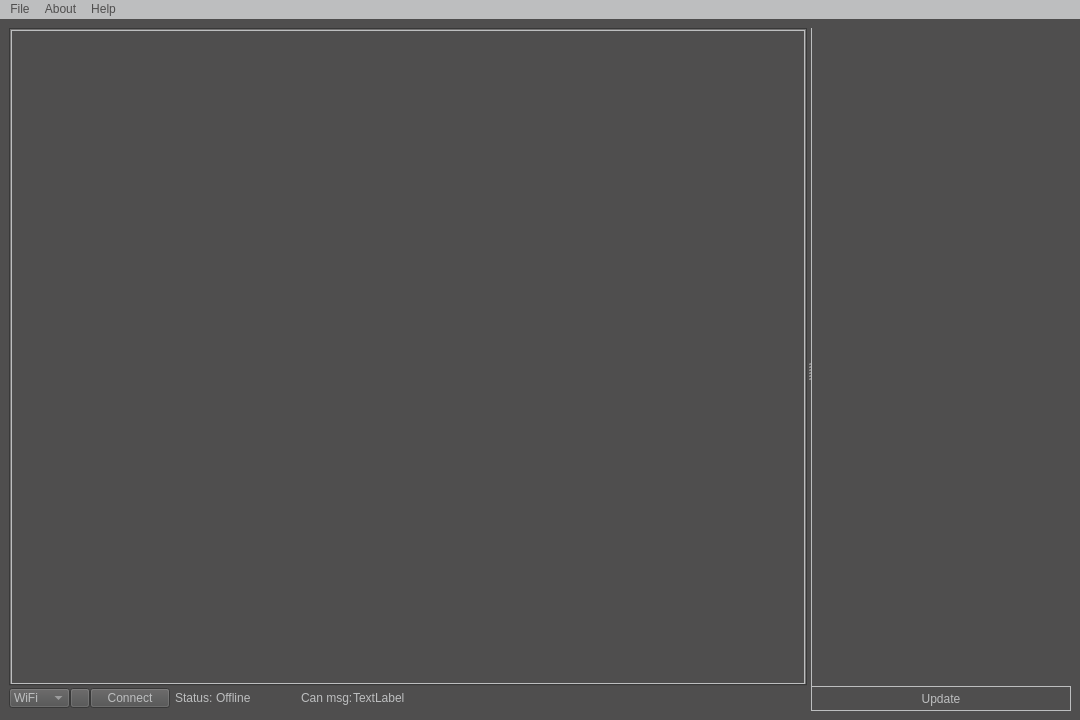
Before: the Qt Designer form CanReader/GUI/MainWindow.ui in GKPr0/Formula-Student-Telemetry, drawn with Qt 5.
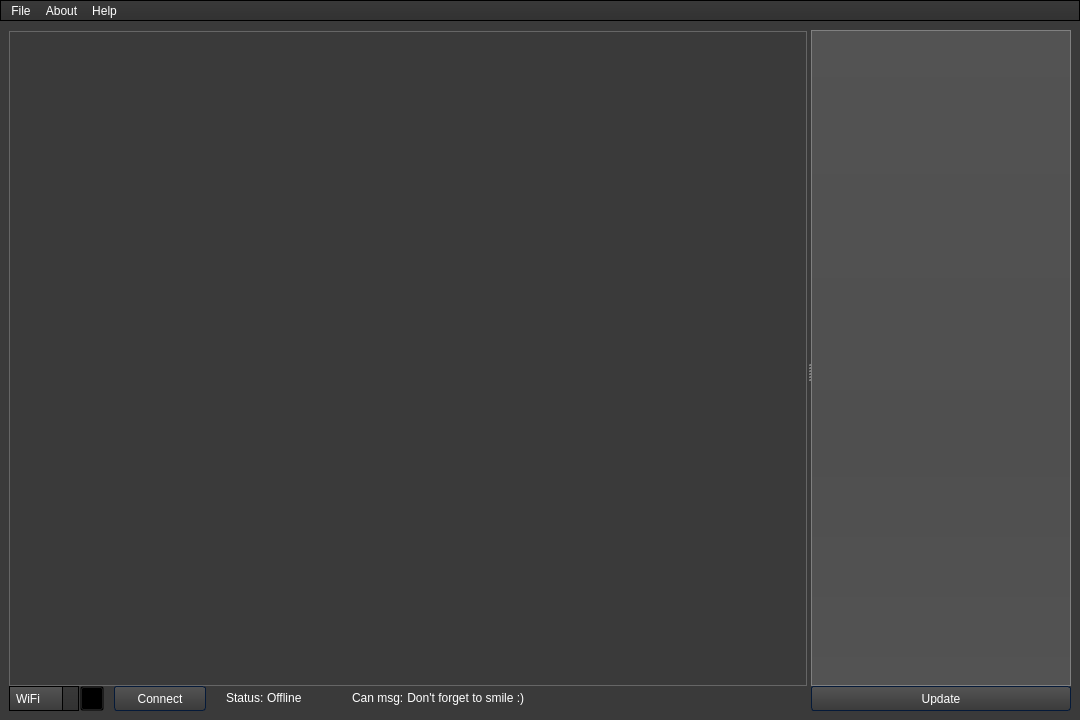
After: the same form once the commit is applied. Icons and pictures are not drawn.

Commit message: Style theme update

```diff
--- a/CanReader/GUI/MainWindow.ui
+++ b/CanReader/GUI/MainWindow.ui
@@ -32,8 +32,993 @@
    <bool>false</bool>
   </property>
   <property name="styleSheet">
-   <string notr="true">color: rgb(189, 190, 191);
-background-color: rgb(79, 78, 78);
+   <string notr="true">/*Copyright (c) DevSec Studio. All rights reserved.
+
+MIT License
+
+Permission is hereby granted, free of charge, to any person obtaining a copy
+of this software and associated documentation files (the &quot;Software&quot;), to deal
+in the Software without restriction, including without limitation the rights
+to use, copy, modify, merge, publish, distribute, sublicense, and/or sell
+copies of the Software, and to permit persons to whom the Software is
+furnished to do so, subject to the following conditions:
+
+The above copyright notice and this permission notice shall be included in all
+copies or substantial portions of the Software.
+
+THE SOFTWARE IS PROVIDED *AS IS*, WITHOUT WARRANTY OF ANY KIND, EXPRESS OR
+IMPLIED, INCLUDING BUT NOT LIMITED TO THE WARRANTIES OF MERCHANTABILITY,
+FITNESS FOR A PARTICULAR PURPOSE AND NONINFRINGEMENT. IN NO EVENT SHALL THE
+AUTHORS OR COPYRIGHT HOLDERS BE LIABLE FOR ANY CLAIM, DAMAGES OR OTHER
+LIABILITY, WHETHER IN AN ACTION OF CONTRACT, TORT OR OTHERWISE, ARISING FROM,
+OUT OF OR IN CONNECTION WITH THE SOFTWARE OR THE USE OR OTHER DEALINGS IN THE SOFTWARE.
+*/
+
+/*-----QWidget-----*/
+QWidget
+{
+	background-color: #3a3a3a;
+	color: #fff;
+	selection-background-color: #b78620;
+	selection-color: #000;
+
+}
+
+
+/*-----QLabel-----*/
+QLabel
+{
+	background-color: transparent;
+	color: #fff;
+
+}
+
+
+/*-----QMenuBar-----*/
+QMenuBar 
+{
+	background-color: qlineargradient(spread:repeat, x1:1, y1:0, x2:1, y2:1, stop:0 rgba(57, 57, 57, 255),stop:1 rgba(50, 50, 50, 255));
+	border: 1px solid #000;
+	color: #fff;
+
+}
+
+
+QMenuBar::item 
+{
+	background-color: transparent;
+
+}
+
+
+QMenuBar::item:selected 
+{
+	background-color: rgba(183, 134, 32, 20%);
+	border: 1px solid #b78620;
+	color: #fff;
+
+}
+
+
+QMenuBar::item:pressed 
+{
+	background-color: rgb(183, 134, 32);
+	border: 1px solid #b78620;
+	color: #fff;
+
+}
+
+
+/*-----QMenu-----*/
+QMenu
+{
+    background-color: qlineargradient(spread:repeat, x1:1, y1:0, x2:1, y2:1, stop:0 rgba(57, 57, 57, 255),stop:1 rgba(50, 50, 50, 255));
+    border: 1px solid #222;
+    padding: 4px;
+	color: #fff;
+
+}
+
+
+QMenu::item
+{
+    background-color: transparent;
+    padding: 2px 20px 2px 20px;
+
+}
+
+
+QMenu::separator
+{
+   	background-color: rgb(183, 134, 32);
+	height: 1px;
+
+}
+
+
+QMenu::item:disabled
+{
+    color: #555;
+    background-color: transparent;
+    padding: 2px 20px 2px 20px;
+
+}
+
+
+QMenu::item:selected
+{
+	background-color: rgba(183, 134, 32, 20%);
+	border: 1px solid #b78620;
+	color: #fff;
+
+}
+
+
+/*-----QToolBar-----*/
+QToolBar
+{
+	background-color: qlineargradient(spread:repeat, x1:1, y1:0, x2:1, y2:1, stop:0 rgba(69, 69, 69, 255),stop:1 rgba(58, 58, 58, 255));
+	border-top: none;
+	border-bottom: 1px solid #4f4f4f;
+	border-left: 1px solid #4f4f4f;
+	border-right: 1px solid #4f4f4f;
+
+}
+
+
+QToolBar::separator
+{
+	background-color: #2e2e2e;
+	width: 1px;
+    
+
+}
+
+
+/*-----QToolButton-----*/
+QToolButton 
+{
+	background-color: transparent;
+	color: #fff;
+	padding: 5px;
+	padding-left: 8px;
+	padding-right: 8px;
+	margin-left: 1px;
+	border-right: solid 1px #051a39;
+}
+
+
+QToolButton:hover
+{
+	background-color: rgba(183, 134, 32, 20%);
+	border: 1px solid #b78620;
+	color: #fff;
+	
+}
+
+
+QToolButton:pressed
+{
+	background-color: qlineargradient(spread:repeat, x1:1, y1:0, x2:1, y2:1, stop:0 rgba(57, 57, 57, 255),stop:1 rgba(50, 50, 50, 255));
+	border: 1px solid #b78620;
+
+}
+
+
+QToolButton:checked
+{
+	background-color: qlineargradient(spread:repeat, x1:1, y1:0, x2:1, y2:1, stop:0 rgba(57, 57, 57, 255),stop:1 rgba(50, 50, 50, 255));
+	border: 1px solid #222;
+}
+
+
+/*-----QPushButton-----*/
+QPushButton
+{
+	background-color: qlineargradient(spread:repeat, x1:1, y1:0, x2:1, y2:1, stop:0 rgba(84, 84, 84, 255),stop:1 rgba(59, 59, 59, 255));
+	color: #ffffff;
+	min-width: 80px;
+	border-style: solid;
+	border-width: 1px;
+	border-radius: 3px;
+	border-color: #051a39;
+	padding: 5px;
+
+}
+
+
+QPushButton::flat
+{
+	background-color: transparent;
+	border: none;
+	color: #fff;
+
+}
+
+
+QPushButton::disabled
+{
+	background-color: #404040;
+	color: #656565;
+	border-color: #051a39;
+
+}
+
+
+QPushButton::hover
+{
+	background-color: rgba(183, 134, 32, 20%);
+	border: 1px solid #b78620;
+
+}
+
+
+QPushButton::pressed
+{
+	background-color: qlineargradient(spread:repeat, x1:1, y1:0, x2:1, y2:1, stop:0 rgba(74, 74, 74, 255),stop:1 rgba(49, 49, 49, 255));
+	border: 1px solid #b78620;
+
+}
+
+
+QPushButton::checked
+{
+	background-color: qlineargradient(spread:repeat, x1:1, y1:0, x2:1, y2:1, stop:0 rgba(74, 74, 74, 255),stop:1 rgba(49, 49, 49, 255));
+	border: 1px solid #222;
+
+}
+
+
+/*-----QLineEdit-----*/
+QLineEdit
+{
+	background-color: #131313;
+	color : #eee;
+	border: 1px solid #343434;
+	border-radius: 2px;
+	padding: 3px;
+	padding-left: 5px;
+
+}
+
+
+/*-----QPlainTExtEdit-----*/
+QPlainTextEdit
+{
+	background-color: #131313;
+	color : #eee;
+	border: 1px solid #343434;
+	border-radius: 2px;
+	padding: 3px;
+	padding-left: 5px;
+
+}
+
+
+/*-----QTabBar-----*/
+QTabBar::tab
+{
+	background-color: qlineargradient(spread:repeat, x1:1, y1:0, x2:1, y2:1, stop:0 rgba(84, 84, 84, 255),stop:1 rgba(59, 59, 59, 255));
+	color: #ffffff;
+	border-style: solid;
+	border-width: 1px;
+	border-color: #666;
+	border-bottom: none;
+	padding: 5px;
+	padding-left: 15px;
+	padding-right: 15px;
+
+}
+
+
+QTabWidget::pane 
+{
+	background-color: red;
+	border: 1px solid #666;
+	top: 1px;
+
+}
+
+
+QTabBar::tab:last
+{
+	margin-right: 0; 
+
+}
+
+
+QTabBar::tab:first:!selected
+{
+	background-color: #0c0c0d;
+	margin-left: 0px;
+
+}
+
+
+QTabBar::tab:!selected
+{
+	color: #b1b1b1;
+	border-bottom-style: solid;
+	background-color: #0c0c0d;
+
+}
+
+
+QTabBar::tab:selected
+{
+	margin-bottom: 0px;
+
+}
+
+
+QTabBar::tab:!selected:hover
+{
+	border-top-color: #b78620;
+
+}
+
+
+/*-----QComboBox-----*/
+QComboBox
+{
+    background-color: qlineargradient(spread:repeat, x1:1, y1:0, x2:1, y2:1, stop:0 rgba(84, 84, 84, 255),stop:1 rgba(59, 59, 59, 255));
+    border: 1px solid #000;
+    padding-left: 6px;
+    color: #ffffff;
+    height: 20px;
+
+}
+
+
+QComboBox::disabled
+{
+	background-color: #404040;
+	color: #656565;
+	border-color: #051a39;
+
+}
+
+
+QComboBox:on
+{	
+	background-color: #b78620;
+	color: #000;
+}
+
+
+QComboBox QAbstractItemView
+{
+    background-color: #383838;
+    color: #ffffff;
+    border: 1px solid black;
+    selection-background-color: #b78620;
+    outline: 0;
+
+}
+
+
+QComboBox::drop-down
+{
+	background-color: qlineargradient(spread:repeat, x1:1, y1:0, x2:1, y2:1, stop:0 rgba(57, 57, 57, 255),stop:1 rgba(50, 50, 50, 255));
+    subcontrol-origin: padding;
+    subcontrol-position: top right;
+    width: 15px;
+    border-left-width: 1px;
+    border-left-color: black;
+    border-left-style: solid; 
+
+}
+
+
+QComboBox::down-arrow
+{
+    image: url(./Images/arrow_down_gray_icon.png);
+    width: 12px;
+    height: 12px;
+}
+
+
+/*-----QSpinBox &amp; QDateTimeEdit-----*/
+QSpinBox,
+QDateTimeEdit 
+{
+    background-color: #131313;
+	color : #eee;
+	border: 1px solid #343434;
+	padding: 3px;
+	padding-left: 5px;
+    border-radius : 2px;
+
+}
+
+
+QSpinBox::up-button, 
+QDateTimeEdit::up-button
+{
+	border-top-right-radius:2px;
+	background-color: #777777;
+    width: 16px; 
+    border-width: 1px;
+
+}
+
+
+QSpinBox::up-button:hover, 
+QDateTimeEdit::up-button:hover
+{
+	background-color: #585858;
+
+}
+
+
+QSpinBox::up-button:pressed, 
+QDateTimeEdit::up-button:pressed
+{
+	background-color: #252525;
+    width: 16px; 
+    border-width: 1px;
+
+}
+
+
+QSpinBox::up-arrow,
+QDateTimeEdit::up-arrow
+{
+    image: url(://arrow-up.png);
+    width: 7px;
+    height: 7px;
+
+}
+
+
+QSpinBox::down-button, 
+QDateTimeEdit::down-button
+{
+	border-bottom-right-radius:2px;
+	background-color: #777777;
+    width: 16px; 
+    border-width: 1px;
+
+}
+
+
+QSpinBox::down-button:hover, 
+QDateTimeEdit::down-button:hover
+{
+	background-color: #585858;
+
+}
+
+
+QSpinBox::down-button:pressed, 
+QDateTimeEdit::down-button:pressed
+{
+	background-color: #252525;
+    width: 16px; 
+    border-width: 1px;
+
+}
+
+
+QSpinBox::down-arrow,
+QDateTimeEdit::down-arrow
+{
+    image: url(://arrow-down.png);
+    width: 7px;
+    height: 7px;
+
+}
+
+
+/*-----QGroupBox-----*/
+QGroupBox 
+{
+    border: 1px solid;
+    border-color: #666666;
+	border-radius: 5px;
+    margin-top: 20px;
+
+}
+
+
+QGroupBox::title  
+{
+    background-color: transparent;
+    color: #eee;
+    subcontrol-origin: margin;
+    padding: 5px;
+	border-top-left-radius: 3px;
+	border-top-right-radius: 3px;
+
+}
+
+
+/*-----QHeaderView-----*/
+QHeaderView::section
+{
+    background-color: qlineargradient(spread:repeat, x1:1, y1:0, x2:1, y2:1, stop:0 rgba(60, 60, 60, 255),stop:1 rgba(50, 50, 50, 255));
+	border: 1px solid #000;
+    color: #fff;
+    text-align: left;
+	padding: 4px;
+	
+}
+
+
+QHeaderView::section:disabled
+{
+    background-color: #525251;
+    color: #656565;
+
+}
+
+
+QHeaderView::section:checked
+{
+    background-color: qlineargradient(spread:repeat, x1:1, y1:0, x2:1, y2:1, stop:0 rgba(60, 60, 60, 255),stop:1 rgba(50, 50, 50, 255));
+    color: #fff;
+
+}
+
+
+QHeaderView::section::vertical::first,
+QHeaderView::section::vertical::only-one
+{
+    border-top: 1px solid #353635;
+
+}
+
+
+QHeaderView::section::vertical
+{
+    border-top: 1px solid #353635;
+
+}
+
+
+QHeaderView::section::horizontal::first,
+QHeaderView::section::horizontal::only-one
+{
+    border-left: 1px solid #353635;
+
+}
+
+
+QHeaderView::section::horizontal
+{
+    border-left: 1px solid #353635;
+
+}
+
+
+QTableCornerButton::section
+{
+    background-color: qlineargradient(spread:repeat, x1:1, y1:0, x2:1, y2:1, stop:0 rgba(60, 60, 60, 255),stop:1 rgba(50, 50, 50, 255));
+	border: 1px solid #000;
+    color: #fff;
+
+}
+
+
+/*-----QTreeWidget-----*/
+QTreeView
+{
+	show-decoration-selected: 1;
+	alternate-background-color: #3a3a3a;
+	selection-color: #fff;
+	background-color: #2d2d2d;
+	border: 1px solid gray;
+	padding-top : 5px;
+	color: #fff;
+	font: 8pt;
+
+}
+
+
+QTreeView::item:selected
+{
+	color:#fff;
+	background-color: #b78620;
+	border-radius: 0px;
+
+}
+
+
+QTreeView::item:!selected:hover
+{
+    background-color: #262626;
+    border: none;
+    color: white;
+
+}
+
+
+QTreeView::branch:has-children:!has-siblings:closed,
+QTreeView::branch:closed:has-children:has-siblings 
+{
+	image: url(://tree-closed.png);
+
+}
+
+
+QTreeView::branch:open:has-children:!has-siblings,
+QTreeView::branch:open:has-children:has-siblings  
+{
+	image: url(://tree-open.png);
+
+}
+
+
+/*-----QListView-----*/
+QListView 
+{
+	background-color: qlineargradient(spread:repeat, x1:1, y1:0, x2:1, y2:1, stop:0 rgba(83, 83, 83, 255),stop:0.293269 rgba(81, 81, 81, 255),stop:0.634615 rgba(79, 79, 79, 255),stop:1 rgba(83, 83, 83, 255));
+    border : none;
+    color: white;
+    show-decoration-selected: 1; 
+    outline: 0;
+	border: 1px solid gray;
+
+}
+
+
+QListView::disabled 
+{
+	background-color: #656565;
+	color: #1b1b1b;
+    border: 1px solid #656565;
+
+}
+
+
+QListView::item 
+{
+	background-color: #2d2d2d;
+    padding: 1px;
+
+}
+
+
+QListView::item:alternate 
+{
+    background-color: #3a3a3a;
+
+}
+
+
+QListView::item:selected 
+{
+	background-color: #b78620;
+	border: 1px solid #b78620;
+	color: #fff;
+
+}
+
+
+QListView::item:selected:!active 
+{
+	background-color: #b78620;
+	border: 1px solid #b78620;
+	color: #fff;
+
+}
+
+
+QListView::item:selected:active 
+{
+	background-color: #b78620;
+	border: 1px solid #b78620;
+	color: #fff;
+
+}
+
+
+QListView::item:hover {
+    background-color: #262626;
+    border: none;
+    color: white;
+
+}
+
+
+/*-----QCheckBox-----*/
+QCheckBox
+{
+	background-color: transparent;
+    color: lightgray;
+	border: none;
+
+}
+
+
+QCheckBox::indicator
+{
+    background-color: #323232;
+    border: 1px solid darkgray;
+    width: 12px;
+    height: 12px;
+
+}
+
+
+QCheckBox::indicator:checked
+{
+    image:url(&quot;./ressources/check.png&quot;);
+	background-color: #b78620;
+    border: 1px solid #3a546e;
+
+}
+
+
+QCheckBox::indicator:unchecked:hover
+{
+	border: 1px solid #b78620; 
+
+}
+
+
+QCheckBox::disabled
+{
+	color: #656565;
+
+}
+
+
+QCheckBox::indicator:disabled
+{
+	background-color: #656565;
+	color: #656565;
+    border: 1px solid #656565;
+
+}
+
+
+/*-----QRadioButton-----*/
+QRadioButton 
+{
+	color: lightgray;
+	background-color: transparent;
+
+}
+
+
+QRadioButton::indicator::unchecked:hover 
+{
+	background-color: lightgray;
+	border: 2px solid #b78620;
+	border-radius: 6px;
+}
+
+
+QRadioButton::indicator::checked 
+{
+	border: 2px solid #b78620;
+	border-radius: 6px;
+	background-color: rgba(183,134,32,20%);  
+	width: 9px; 
+	height: 9px; 
+
+}
+
+
+/*-----QSlider-----*/
+QSlider::groove:horizontal 
+{
+	background-color: transparent;
+	height: 3px;
+
+}
+
+
+QSlider::sub-page:horizontal 
+{
+	background-color: #b78620;
+
+}
+
+
+QSlider::add-page:horizontal 
+{
+	background-color: #131313;
+
+}
+
+
+QSlider::handle:horizontal 
+{
+	background-color: #b78620;
+	width: 14px;
+	margin-top: -6px;
+	margin-bottom: -6px;
+	border-radius: 6px;
+
+}
+
+
+QSlider::handle:horizontal:hover 
+{
+	background-color: #d89e25;
+	border-radius: 6px;
+
+}
+
+
+QSlider::sub-page:horizontal:disabled 
+{
+	background-color: #bbb;
+	border-color: #999;
+
+}
+
+
+QSlider::add-page:horizontal:disabled 
+{
+	background-color: #eee;
+	border-color: #999;
+
+}
+
+
+QSlider::handle:horizontal:disabled 
+{
+	background-color: #eee;
+	border: 1px solid #aaa;
+	border-radius: 3px;
+
+}
+
+
+/*-----QScrollBar-----*/
+QScrollBar:horizontal
+{
+    border: 1px solid #222222;
+    background-color: #3d3d3d;
+    height: 15px;
+    margin: 0px 16px 0 16px;
+
+}
+
+
+QScrollBar::handle:horizontal
+{
+	background-color: qlineargradient(spread:repeat, x1:1, y1:0, x2:1, y2:1, stop:0 rgba(97, 97, 97, 255),stop:1 rgba(90, 90, 90, 255));
+	border: 1px solid #2d2d2d;
+    min-height: 20px;
+
+}
+
+
+QScrollBar::add-line:horizontal
+{
+	background-color: qlineargradient(spread:repeat, x1:1, y1:0, x2:1, y2:1, stop:0 rgba(97, 97, 97, 255),stop:1 rgba(90, 90, 90, 255));
+	border: 1px solid #2d2d2d;
+    width: 15px;
+    subcontrol-position: right;
+    subcontrol-origin: margin;
+
+}
+
+
+QScrollBar::sub-line:horizontal
+{
+	background-color: qlineargradient(spread:repeat, x1:1, y1:0, x2:1, y2:1, stop:0 rgba(97, 97, 97, 255),stop:1 rgba(90, 90, 90, 255));
+	border: 1px solid #2d2d2d;
+    width: 15px;
+    subcontrol-position: left;
+    subcontrol-origin: margin;
+
+}
+
+
+QScrollBar::right-arrow:horizontal
+{
+    image: url(://arrow-right.png);
+    width: 6px;
+    height: 6px;
+
+}
+
+
+QScrollBar::left-arrow:horizontal
+{
+    image: url(://arrow-left.png);
+    width: 6px;
+    height: 6px;
+
+}
+
+
+QScrollBar::add-page:horizontal, QScrollBar::sub-page:horizontal
+{
+    background: none;
+
+}
+
+
+QScrollBar:vertical
+{
+    background-color: #3d3d3d;
+    width: 16px;
+	border: 1px solid #2d2d2d;
+    margin: 16px 0px 16px 0px;
+
+}
+
+
+QScrollBar::handle:vertical
+{
+    background-color: qlineargradient(spread:repeat, x1:1, y1:0, x2:1, y2:1, stop:0 rgba(97, 97, 97, 255),stop:1 rgba(90, 90, 90, 255));
+	border: 1px solid #2d2d2d;
+    min-height: 20px;
+
+}
+
+
+QScrollBar::add-line:vertical
+{
+	background-color: qlineargradient(spread:repeat, x1:1, y1:0, x2:1, y2:1, stop:0 rgba(97, 97, 97, 255),stop:1 rgba(90, 90, 90, 255));
+	border: 1px solid #2d2d2d;
+    height: 15px;
+    subcontrol-position: bottom;
+    subcontrol-origin: margin;
+
+}
+
+
+QScrollBar::sub-line:vertical
+{
+	background-color: qlineargradient(spread:repeat, x1:1, y1:0, x2:1, y2:1, stop:0 rgba(97, 97, 97, 255),stop:1 rgba(90, 90, 90, 255));
+	border: 1px solid #2d2d2d;
+    height: 15px;
+    subcontrol-position: top;
+    subcontrol-origin: margin;
+
+}
+
+
+QScrollBar::up-arrow:vertical
+{
+    image: url(://arrow-up.png);
+    width: 6px;
+    height: 6px;
+
+}
+
+
+QScrollBar::down-arrow:vertical
+{
+    image: url(://arrow-down.png);
+    width: 6px;
+    height: 6px;
+
+}
+
+
+QScrollBar::add-page:vertical, QScrollBar::sub-page:vertical
+{
+    background: none;
+
+}
+
+
+/*-----QProgressBar-----*/
+QProgressBar
+{
+    border: 1px solid #666666;
+    text-align: center;
+	color: #000;
+	font-weight: bold;
+
+}
+
+
+QProgressBar::chunk
+{
+    background-color: #b78620;
+    width: 30px;
+    margin: 0.5px;
+
+}
 
 </string>
   </property>
@@ -45,7 +1030,7 @@
     </sizepolicy>
    </property>
    <property name="styleSheet">
-    <string notr="true">background-color: rgb(79, 78, 78);</string>
+    <string notr="true"/>
    </property>
    <layout class="QHBoxLayout" name="horizontalLayout_2">
     <item>
@@ -57,7 +1042,7 @@
        </sizepolicy>
       </property>
       <property name="styleSheet">
-       <string notr="true">background-color: rgb(79, 78, 78);</string>
+       <string notr="true"/>
       </property>
       <property name="orientation">
        <enum>Qt::Horizontal</enum>
@@ -78,7 +1063,7 @@
           <property name="minimumSize">
            <size>
             <width>640</width>
-            <height>480</height>
+            <height>474</height>
            </size>
           </property>
           <property name="maximumSize">
@@ -102,14 +1087,7 @@
            <enum>Qt::TabFocus</enum>
           </property>
           <property name="styleSheet">
-           <string notr="true">background-color: rgb(79, 78, 78);
-
-border-style: solid;
-border-color: rgb(189, 190, 191);
-border-width: 1px;
-
-
-</string>
+           <string notr="true"/>
           </property>
           <property name="tabShape">
            <enum>QTabWidget::Triangular</enum>
@@ -146,16 +1124,19 @@
            <widget class="QComboBox" name="cbox_com_type">
             <property name="minimumSize">
              <size>
-              <width>50</width>
-              <height>20</height>
+              <width>70</width>
+              <height>25</height>
              </size>
             </property>
             <property name="maximumSize">
              <size>
               <width>70</width>
-              <height>20</height>
+              <height>25</height>
              </size>
             </property>
+            <property name="styleSheet">
+             <string notr="true"/>
+            </property>
             <item>
              <property name="text">
               <string>WiFi</string>
@@ -172,14 +1153,14 @@
            <widget class="QToolButton" name="toolbtn_com_settings">
             <property name="minimumSize">
              <size>
-              <width>20</width>
-              <height>20</height>
+              <width>25</width>
+              <height>25</height>
              </size>
             </property>
             <property name="maximumSize">
              <size>
-              <width>20</width>
-              <height>20</height>
+              <width>25</width>
+              <height>25</height>
              </size>
             </property>
             <property name="text">
@@ -187,7 +1168,13 @@
             </property>
             <property name="icon">
              <iconset>
-              <normaloff>../Images/settings_icon.png</normaloff>../Images/settings_icon.png</iconset>
+              <normaloff>../Images/settings_white_icon.png</normaloff>../Images/settings_white_icon.png</iconset>
+            </property>
+            <property name="iconSize">
+             <size>
+              <width>20</width>
+              <height>20</height>
+             </size>
             </property>
             <property name="autoRaise">
              <bool>false</bool>
@@ -197,18 +1184,34 @@
             </property>
            </widget>
           </item>
+          <item>
+           <spacer name="horizontalSpacer_3">
+            <property name="orientation">
+             <enum>Qt::Horizontal</enum>
+            </property>
+            <property name="sizeType">
+             <enum>QSizePolicy::Fixed</enum>
+            </property>
+            <property name="sizeHint" stdset="0">
+             <size>
+              <width>10</width>
+              <height>20</height>
+             </size>
+            </property>
+           </spacer>
+          </item>
           <item>
            <widget class="QPushButton" name="button_connect">
             <property name="minimumSize">
              <size>
-              <width>80</width>
-              <height>20</height>
+              <width>92</width>
+              <height>25</height>
              </size>
             </property>
             <property name="maximumSize">
              <size>
               <width>100</width>
-              <height>20</height>
+              <height>25</height>
              </size>
             </property>
             <property name="styleSheet">
@@ -229,7 +1232,7 @@
             </property>
             <property name="sizeHint" stdset="0">
              <size>
-              <width>5</width>
+              <width>20</width>
               <height>20</height>
              </size>
             </property>
@@ -244,7 +1247,7 @@
              </sizepolicy>
             </property>
             <property name="styleSheet">
-             <string notr="true">color: rgb(189, 190, 191)</string>
+             <string notr="true"/>
             </property>
             <property name="text">
              <string>Status: </string>
@@ -260,7 +1263,7 @@
              </sizepolicy>
             </property>
             <property name="styleSheet">
-             <string notr="true">color: rgb(189, 190, 191)</string>
+             <string notr="true"/>
             </property>
             <property name="text">
              <string>Offline</string>
@@ -292,7 +1295,7 @@
              </sizepolicy>
             </property>
             <property name="styleSheet">
-             <string notr="true">color: rgb(189, 190, 191)</string>
+             <string notr="true"/>
             </property>
             <property name="text">
              <string>Can msg:</string>
@@ -308,10 +1311,10 @@
              </sizepolicy>
             </property>
             <property name="styleSheet">
-             <string notr="true">color: rgb(189, 190, 191)</string>
+             <string notr="true"/>
             </property>
             <property name="text">
-             <string>TextLabel</string>
+             <string> Don't forget to smile :)</string>
             </property>
            </widget>
           </item>
@@ -348,12 +1351,7 @@
            </size>
           </property>
           <property name="styleSheet">
-           <string notr="true">color: rgb(189, 190, 191);
-background-color: rgb(79, 78, 78);
-border-style: solid;
-border-left-color: rgb(189, 190, 191);
-border-left-width: 1px;
-</string>
+           <string notr="true"/>
           </property>
           <property name="lineWidth">
            <number>5</number>
@@ -373,30 +1371,18 @@
           </property>
           <property name="minimumSize">
            <size>
-            <width>260</width>
+            <width>92</width>
             <height>25</height>
            </size>
           </property>
           <property name="maximumSize">
            <size>
-            <width>250</width>
+            <width>260</width>
             <height>25</height>
            </size>
           </property>
           <property name="styleSheet">
-           <string notr="true">QPushButton {
-	color: rgb(189, 190, 191);
-	background-color: rgb(79, 78, 78);
-	border-style: solid;
-	border-color: rgb(189, 190, 191);
-	border-width: 1px;
-
-} 
-
-QPushButton:pressed {
-	background-color: rgb(89,88,88);
-
-}</string>
+           <string notr="true"/>
           </property>
           <property name="text">
            <string>Update</string>
@@ -424,16 +1410,14 @@
      <x>0</x>
      <y>0</y>
      <width>1080</width>
-     <height>21</height>
+     <height>23</height>
     </rect>
    </property>
    <property name="autoFillBackground">
     <bool>false</bool>
    </property>
    <property name="styleSheet">
-    <string notr="true">background-color: rgb(189, 190, 191);
-color: rgb(79, 78, 78);
-</string>
+    <string notr="true"/>
    </property>
    <widget class="QMenu" name="menuFile">
     <property name="title">
```
The commit also changes 21 other files.
